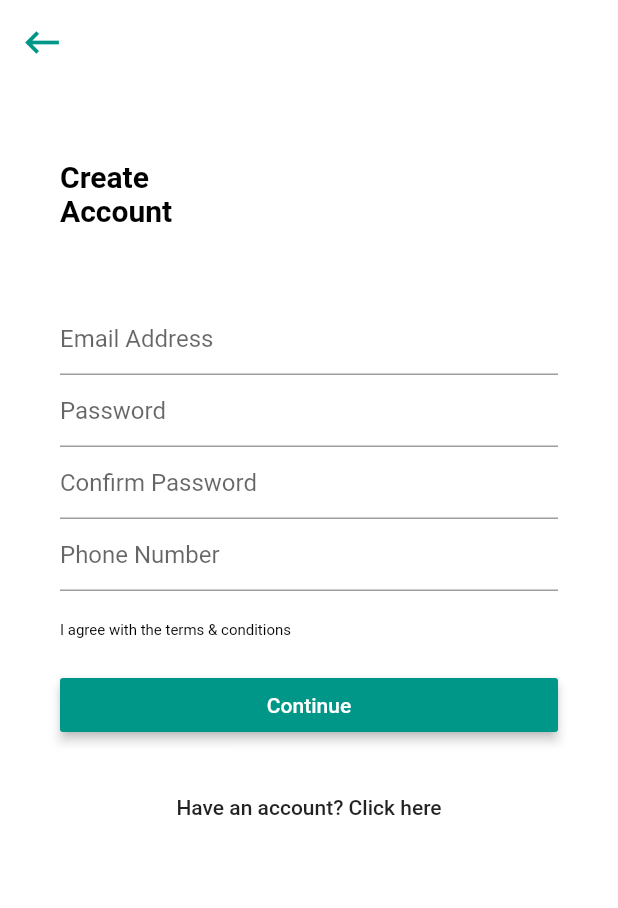
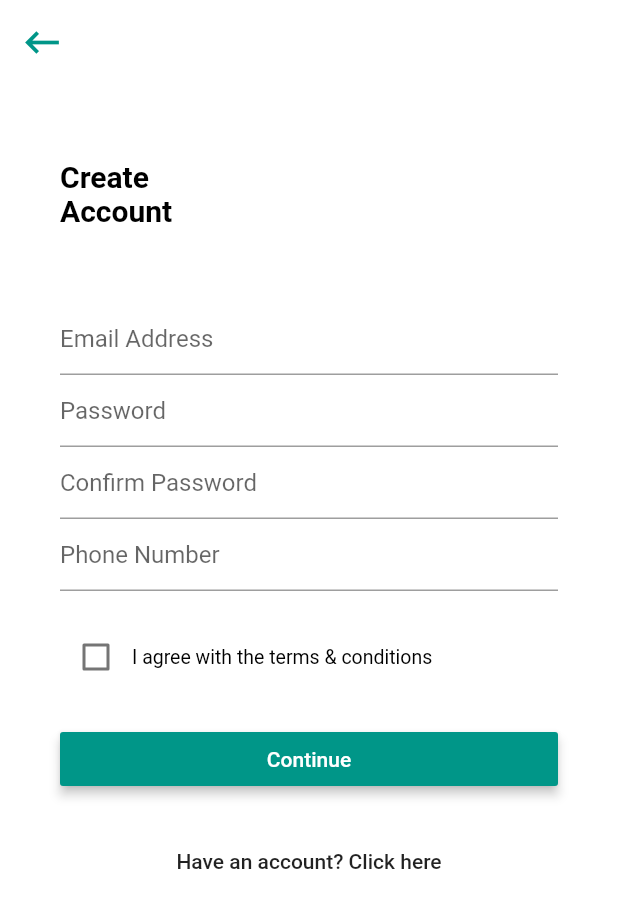
Before and after one commit to LifeofDan-EL/hookup, a Flutter app: the screen it shows after launch, after a tap on "Create an account", on a phone screen of 412 x 824 dp. Shown: the top 908 px of the screen. Run offline on Flutter 3.47's test engine with Material 2 defaults, Android fonts, the phone set to English and light mode, and no system bars; missing offline and left inert: flutter_country_picker.

Commit message:
Made Register User Stateful, adding finishing touches on the screens/routes.

```diff
--- a/lib/register_user_page.dart
+++ b/lib/register_user_page.dart
@@ -1,6 +1,6 @@
 import 'package:flutter/material.dart';
 import 'login_user_page.dart';
-// import 'package:flutter_country_picker/flutter_country_picker.dart';
+ import 'package:flutter_country_picker/flutter_country_picker.dart';
 
 class RegisterUser extends StatefulWidget {
   @override
@@ -73,16 +73,35 @@ class _RegisterUserState extends State<RegisterUser> {
                 ),
                 keyboardType: TextInputType.number,
               ),
+//              CountryPicker(
+//                dense: false,
+//                showFlag: false,
+//                showCurrency: false,
+//                onChanged: (Country country){
+//                  setState(() {
+//                    _selected = country;
+//                  });
+//                },
+//                selectedCountry: _selected,
+//              ),
               Padding(
                 padding: const EdgeInsets.only(top: 20),
                 child: Row(
                   children: <Widget>[
+                    Checkbox(
+                      value: readVal,
+                      onChanged: (bool value){
+                        setState(() {
+                          readVal = value;
+                        });
+                      },
+                    ),
 
                     Text(
                       'I agree with the terms & conditions',
                       style: TextStyle(
                         color: Colors.black,
-                        fontSize: 10,
+                        fontSize: 13,
                       ),
                     )
                   ],
--- a/pubspec.yaml
+++ b/pubspec.yaml
@@ -23,6 +23,7 @@ dependencies:
   # The following adds the Cupertino Icons font to your application.
   # Use with the CupertinoIcons class for iOS style icons.
   cupertino_icons: ^0.1.2
+  flutter_country_picker: ^0.1.6
 
 dev_dependencies:
   flutter_test:
```
Also changed, not shown: pubspec.lock.
